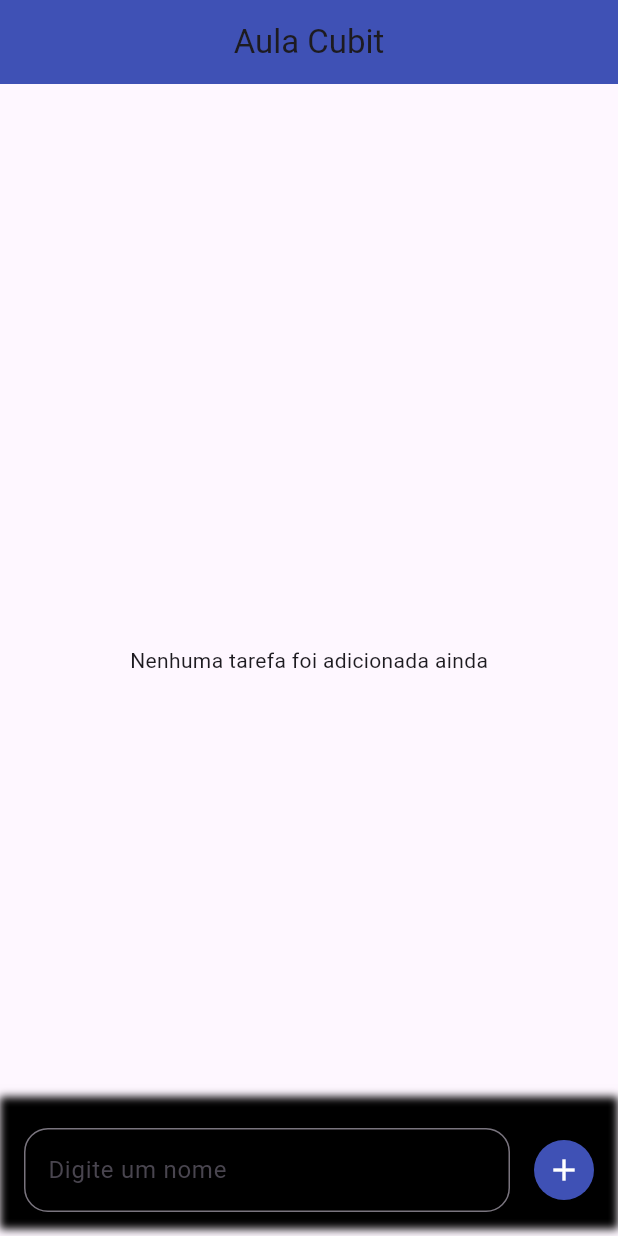
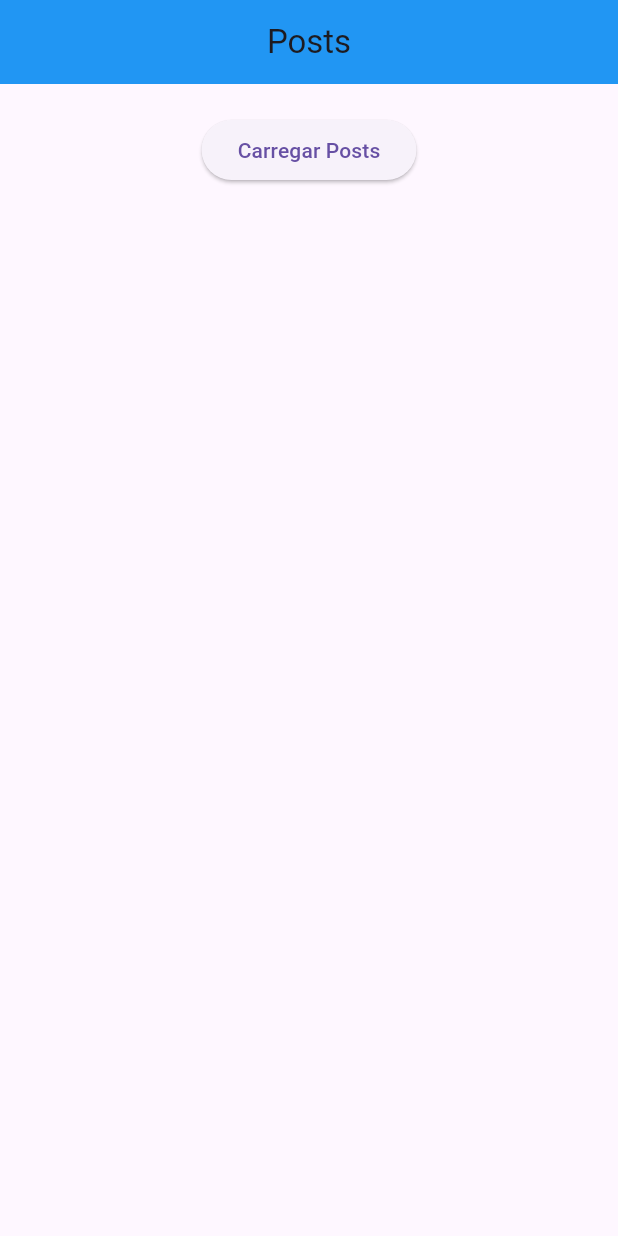
Before and after one commit to Murilo-Furlaneto/Aula_Cubit, a Flutter app: the screen it shows after launch, on a phone screen of 412 x 824 dp. Run offline on Flutter 3.47's test engine with Material 3 defaults, Android fonts, the phone set to English and light mode, and no system bars; our stand-ins replace bloc, flutter_bloc.

Commit message:
feat: Implement post fetching via HTTP using Cubit
Adds the complete feature to fetch posts from a remote API.

```diff
--- /dev/null
+++ b/lib/cubits/api_state.dart
@@ -0,0 +1,17 @@
+abstract class ApiState {}
+
+class InitialState extends ApiState {}
+
+class LoadingState extends ApiState {}
+
+class LoadedState<T> extends ApiState {
+  final T data;
+
+  LoadedState(this.data);
+}
+
+class ErrorState extends ApiState {
+  final String message;
+
+  ErrorState(this.message);
+}
--- /dev/null
+++ b/lib/cubits/post_cubit.dart
@@ -0,0 +1,30 @@
+import 'dart:core';
+import 'dart:collection';
+
+import 'package:aula_cubit/cubits/api_state.dart';
+import 'package:aula_cubit/data/datasource/remote/model/post_data_model.dart';
+import 'package:aula_cubit/data/repository/post_repository.dart';
+import 'package:bloc/bloc.dart';
+
+class PostCubit extends Cubit<ApiState> {
+  PostCubit(this.repository) : super(InitialState());
+
+  final PostRepository repository;
+  List<PostData> _posts = [];
+
+  UnmodifiableListView<PostData> get posts => UnmodifiableListView(_posts);
+
+  Future<List<PostData>> fetchPosts() async {
+    emit(LoadingState());
+    try {
+      final List<PostData> postsResponse = await repository.fetchPosts();
+      await Future.delayed(const Duration(seconds: 1));
+      _posts = postsResponse;
+      emit(LoadedState<List<PostData>>(postsResponse));
+      return postsResponse;
+    } catch (e) {
+      emit(ErrorState("Erro ao buscar dados: ${e.toString()}"));
+      return [];
+    }
+  }
+}
--- /dev/null
+++ b/lib/data/datasource/remote/model/post_data_model.dart
@@ -0,0 +1,32 @@
+class PostData{
+  final int userId;
+  final int id;
+  final String title;
+  final String body;
+
+  PostData({
+    required this.userId,
+    required this.id,
+    required this.title,
+    required this.body,
+  });
+
+  factory PostData.fromJson(Map<String, dynamic> json) {
+    return PostData(
+      userId: json['userId'],
+      id: json['id'],
+      title: json['title'],
+      body: json['body'],
+    );
+  }
+
+  Map<String, dynamic> toJson() {
+    return {
+      'userId': userId,
+      'id': id,
+      'title': title,
+      'body': body,
+    };
+  }
+
+}
--- /dev/null
+++ b/lib/data/repository/post_repository.dart
@@ -0,0 +1,5 @@
+import 'package:aula_cubit/data/datasource/remote/model/post_data_model.dart';
+
+abstract class PostRepository {
+  Future<List<PostData>> fetchPosts();
+}
--- /dev/null
+++ b/lib/data/repository/post_repository_impl.dart
@@ -0,0 +1,17 @@
+
+import 'package:aula_cubit/data/datasource/remote/model/post_data_model.dart';
+import 'package:aula_cubit/data/datasource/remote/service/post_service.dart';
+import 'package:aula_cubit/data/repository/post_repository.dart';
+
+class PostRepositoryImpl extends PostRepository{
+  final PostService service;
+
+  PostRepositoryImpl({required this.service});
+
+
+  @override
+  Future<List<PostData>> fetchPosts() {
+   return service.fetchPosts();
+  }
+
+}
--- a/lib/main.dart
+++ b/lib/main.dart
@@ -1,5 +1,11 @@
+import 'package:aula_cubit/cubits/post_cubit.dart';
 import 'package:aula_cubit/cubits/todo_cubit.dart';
+import 'package:aula_cubit/data/datasource/remote/model/post_data_model.dart';
+import 'package:aula_cubit/data/datasource/remote/service/post_service.dart';
+import 'package:aula_cubit/data/repository/post_repository.dart';
+import 'package:aula_cubit/data/repository/post_repository_impl.dart';
 import 'package:aula_cubit/view/pages/home_page.dart';
+import 'package:aula_cubit/view/pages/post_page.dart';
 import 'package:flutter/material.dart';
 import 'package:flutter_bloc/flutter_bloc.dart';
 
@@ -12,13 +18,18 @@ class MyApp extends StatelessWidget {
 
   @override
   Widget build(BuildContext context) {
-    return BlocProvider(
-      create: (_) => TodoCubit(),
+    return MultiBlocProvider(
+      providers: [
+        BlocProvider<TodoCubit>(create: (_) => TodoCubit()),
+        BlocProvider<PostCubit>(
+          create: (_) => PostCubit(PostRepositoryImpl(service: PostService(), )),
+        ),
+      ],
       child: MaterialApp(
         title: 'Flutter Demo',
         debugShowCheckedModeBanner: false,
         theme: ThemeData(primaryColor: Colors.indigo),
-        home: const HomePage(title: "Aula Cubit"),
+        home: PostPage(),
       ),
     );
   }
--- /dev/null
+++ b/lib/view/pages/post_page.dart
@@ -0,0 +1,87 @@
+import 'package:aula_cubit/cubits/api_state.dart';
+import 'package:aula_cubit/cubits/post_cubit.dart';
+import 'package:flutter/material.dart';
+import 'package:flutter_bloc/flutter_bloc.dart';
+
+class PostPage extends StatefulWidget {
+  const PostPage({super.key});
+
+  @override
+  State<PostPage> createState() => _PostPageState();
+}
+
+class _PostPageState extends State<PostPage> {
+  bool _showList = false;
+  late final PostCubit cubit;
+
+  @override
+  void initState() {
+    super.initState();
+    cubit = BlocProvider.of<PostCubit>(context);
+  }
+
+  @override
+  Widget build(BuildContext context) {
+    return Scaffold(
+      appBar: AppBar(
+        title: const Text('Posts'),
+        centerTitle: true,
+        backgroundColor: Colors.blue,
+      ),
+      body: Column(
+           children: [
+          const SizedBox(height: 20),
+          Center(
+            child: ElevatedButton(
+              onPressed: () {
+                setState(() {
+                  cubit.fetchPosts();
+                   _showList = true;
+                });
+              },
+              child: const Text('Carregar Posts'),
+            ),
+          ),
+          const SizedBox(height: 20),
+          if (_showList)
+            Expanded(
+              child: BlocBuilder(
+                bloc: cubit,
+                builder: (context, state) {
+                   if (state is InitialState) {
+                return Center(
+                  child: Text("Nenhuma post foi encontrado"),
+                );
+              }
+                 else if (state is LoadingState) {
+                    return const Center(child: CircularProgressIndicator());
+                  }
+                  else if(state is LoadedState){
+                     return ListView.builder(
+                    itemCount: cubit.posts.length,
+                    itemBuilder: (context, index) {
+                      return ListTile(
+                        leading: const Icon(Icons.article),
+                        title: Text(cubit.posts[index].title),
+                        subtitle: Text('Descrição do post ${cubit.posts[index].body}'),
+                      );
+                    },
+                  );
+                  }
+                  else {
+                    return Center(
+                      child: Text(
+                        (state as ErrorState).message,
+                        style: const TextStyle(color: Colors.red),
+                      ),
+                    );
+                  }
+
+                }
+              ),
+            ),
+        ],
+      ),
+    );
+  }
+}
--- a/pubspec.yaml
+++ b/pubspec.yaml
@@ -36,6 +36,7 @@ dependencies:
   cupertino_icons: ^1.0.8
   bloc: ^9.0.0
   flutter_bloc: ^9.1.1
+  http: ^1.5.0
 
 dev_dependencies:
   flutter_test:
```
Also changed, not shown: lib/data/datasource/remote/service/post_service.dart (added, +23 -0 lines), pubspec.lock.
